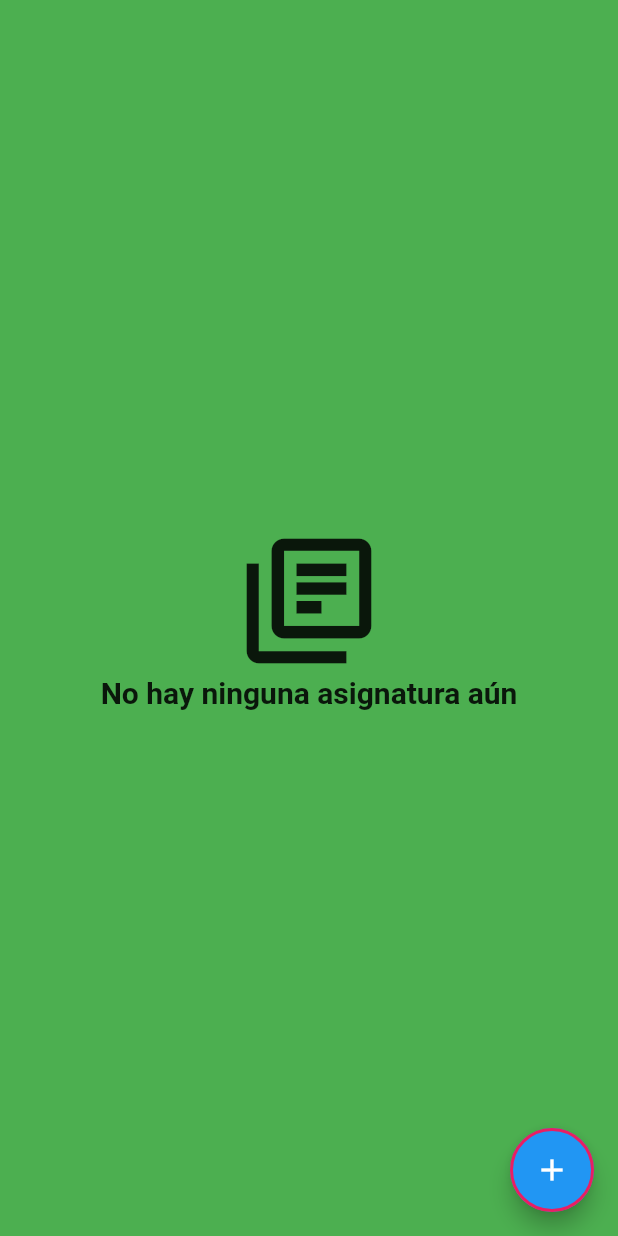
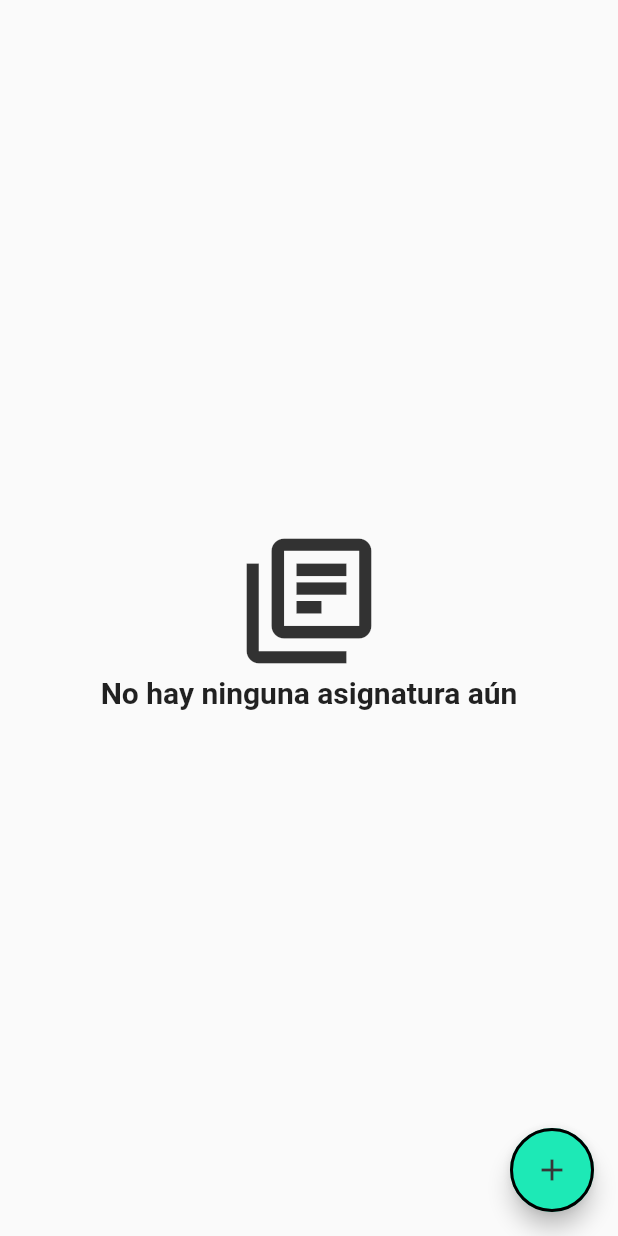
Before and after one commit to MillarCD/app_registro_asignaturas, a Flutter app: the screen it shows after launch, on a phone screen of 412 x 824 dp. Run offline on Flutter 3.47's test engine with Material 2 defaults, Android fonts, the phone set to English and light mode, and no system bars; our stand-ins replace sqflite; accounts and stored records are empty.

Commit message:
editando el estilo

```diff
--- a/lib/main.dart
+++ b/lib/main.dart
@@ -31,8 +31,12 @@ class MyApp extends StatelessWidget {
     return MaterialApp(
       title: 'Flutter Demo',
       debugShowCheckedModeBanner: false,
-      theme: ThemeData(
-        primarySwatch: Colors.blue,
+      theme: ThemeData.light().copyWith(
+        colorScheme: const ColorScheme.light().copyWith(
+          primary: const Color(0xff00b686),
+          secondary: const Color(0xff1de9b6),
+          onSecondary: const Color(0xff373737),
+        ),
       ),
       initialRoute: 'courses_screen',
       routes: {
--- a/lib/providers/courses_provider.dart
+++ b/lib/providers/courses_provider.dart
@@ -31,7 +31,6 @@ class CoursesProvider extends ChangeNotifier {
     print("[COURSES_PROVIDER]: cargar tests: $courseName");
     tests = await DBProvider.db.getTestsByCourse(courseId);
     _currentCourseName = courseName;
-    // TODO: arreglar problema de carga de tests
     notifyListeners();
   }
 
--- a/lib/screens/courses_screen.dart
+++ b/lib/screens/courses_screen.dart
@@ -65,7 +65,7 @@ class CoursesScreen extends StatelessWidget {
           width: double.infinity,
           height: double.infinity,
           decoration: BoxDecoration(
-            border: Border.all(color: Colors.pink, width: 2),
+            border: Border.all( width: 2),// color: Colors.pink,
             borderRadius: BorderRadius.circular(50),
           ),
           child: const Icon(Icons.add)
@@ -90,12 +90,12 @@ class NoCourseWidget extends StatelessWidget {
   Widget build(BuildContext context) {
     return Container(
       width: double.infinity,
-      color: Colors.green,
+//      color: Colors.green,
       child: Column(
         mainAxisAlignment: MainAxisAlignment.center,
-        children: const [
-          Icon( Icons.library_books_outlined, size: 100),
-          Text("No hay ninguna asignatura aún", style: TextStyle(fontWeight: FontWeight.bold,fontSize: 20)),
+        children: [
+          Icon( Icons.library_books_outlined, size: 100, color: Colors.black.withOpacity(0.8),),
+          const Text("No hay ninguna asignatura aún", style: TextStyle(fontWeight: FontWeight.bold,fontSize: 20)),
         ],
       ),
     );
@@ -108,7 +108,7 @@ class _FlexibleBackground extends StatelessWidget {
   @override
   Widget build(BuildContext context) {
     return Container(
-      color: Colors.amber,
+     // color: Colors.amber,
     );
   }
 }
--- a/lib/widgets/course_form.dart
+++ b/lib/widgets/course_form.dart
@@ -38,6 +38,7 @@ class CourseForm extends StatelessWidget {
                 if (coursesProvider.checkCourse(value)) return 'La asignatura ya esta registrada';
 
                 formProvider.forms['name'] = value;
+                return null;
               },
             ),
 
--- a/lib/widgets/custom_card.dart
+++ b/lib/widgets/custom_card.dart
@@ -32,7 +32,6 @@ class CustomCard extends StatelessWidget {
         coursesProvider.deleteCourse(course.id!);
       },
       child: Card(
-        color: Colors.amber,
         margin: const EdgeInsets.all(10),
         child: Padding(
           padding: const EdgeInsets.all(8.0),
@@ -53,7 +52,7 @@ class CustomCard extends StatelessWidget {
               if (coursesProvider.currentCourseName==course.name) const SizedBox(height: 10,),
 
               if (coursesProvider.currentCourseName==course.name) MaterialButton(
-                color: Colors.greenAccent,
+                color: Colors.grey[300],
                 height: 50,
                 minWidth: double.infinity,
                 child: const Text("Agregar Evaluación", style: TextStyle(fontSize: 20),),
@@ -95,7 +94,6 @@ class _CourseNameTile extends StatelessWidget {
         Expanded(
           flex: 5,
           child: MaterialButton(
-            color: Colors.red.withOpacity(0.8),
             height: 70,
             child: Text(
               course.name,
--- a/lib/widgets/date_select.dart
+++ b/lib/widgets/date_select.dart
@@ -20,11 +20,11 @@ class _DateSelectState extends State<DateSelect> {
 
     print('[DATE DELECT] title: ${widget.title}');
 
-    return Container(
+    return SizedBox(
       height: 50,
       width: double.infinity,
-      color: Colors.indigo,
-      child: ElevatedButton(
+      child: MaterialButton(
+        color: Colors.grey[300],
         onPressed: widget.onPressed,
         child: Text(widget.title, style: const TextStyle(fontSize: 16),),
       )
--- a/lib/widgets/dismissible_background.dart
+++ b/lib/widgets/dismissible_background.dart
@@ -10,7 +10,7 @@ class DismissibleBackGround extends StatelessWidget {
     return Container(
       alignment: alignment,
       padding: const EdgeInsets.symmetric(horizontal: 10),
-      color: Colors.orange[700],
+      color: Colors.red[800],
       child: const Icon(Icons.delete),
 
     );
--- a/lib/widgets/modal.dart
+++ b/lib/widgets/modal.dart
@@ -42,7 +42,7 @@ class _ModalBackGround extends StatelessWidget {
       child: BackdropFilter(
         filter: ImageFilter.blur( sigmaX: 1, sigmaY: 1 ),
         child: Container(
-          color: Colors.red.withOpacity(0.4),
+          color: Colors.black.withOpacity(0.4),
           height: double.infinity,
           width: double.infinity,
           child: SingleChildScrollView(
@@ -79,9 +79,9 @@ class _ModalForeground extends StatelessWidget {
 
     return Container(
       decoration: BoxDecoration(
-        color: Colors.purple,
+        color: Colors.grey[200],
         borderRadius: BorderRadius.circular(25),
-        border: Border.all(color: Colors.yellow, width: 2)
+        border: Border.all(width: 2) //color: Colors.yellow
       ),
       padding: const EdgeInsets.all(10),
       width: size.width * 0.85,
--- a/lib/widgets/test_form.dart
+++ b/lib/widgets/test_form.dart
@@ -43,6 +43,7 @@ class TestForm extends StatelessWidget {
               if (coursesProvider.checkTestByName(value)) return 'El nombre ya existe';
 
               formProvider.forms['name'] = value;
+              return null;
             },
           ),
           const SizedBox(height: 10,),
@@ -78,6 +79,7 @@ class TestForm extends StatelessWidget {
               if (nota < 1 || nota>7) return "La nota debe ser mayor a 1 y menor a 7";
 
               formProvider.forms['calification'] = nota;
+              return null;
             },
           ),
 
--- a/lib/widgets/test_tile.dart
+++ b/lib/widgets/test_tile.dart
@@ -30,7 +30,6 @@ class TestTile extends StatelessWidget {
       },
       child: MaterialButton(
         padding: const EdgeInsets.symmetric(horizontal: 10),
-        color: Colors.blue,
         height: 70,
         child: Row(
           mainAxisAlignment: MainAxisAlignment.spaceBetween,
```
